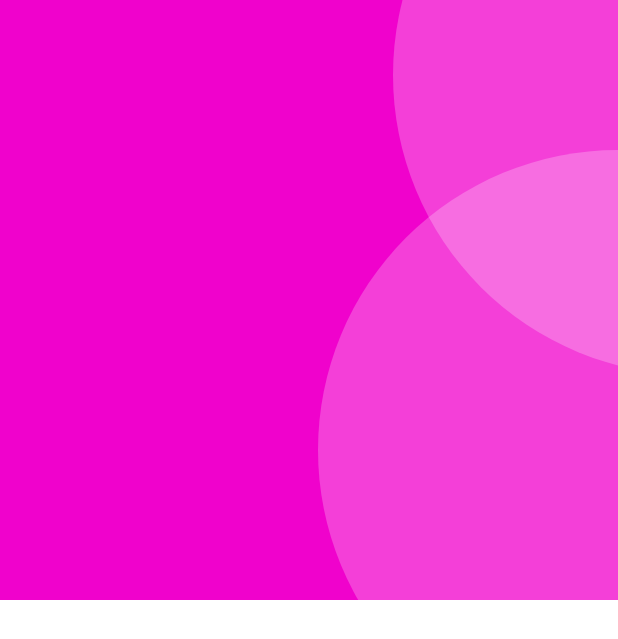
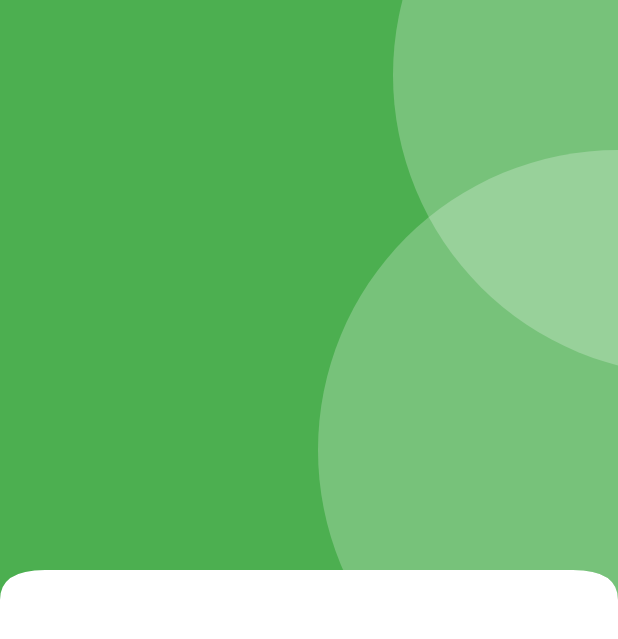
Before and after one commit to hrikhan/shop_bd, a Flutter app: the HomeScreen screen opened directly, on a phone screen of 412 x 824 dp. Shown: the top 639 px of the screen. Run offline on Flutter 3.47's test engine with Material 3 defaults, Android fonts, the phone set to English and light mode, and no system bars; our stand-ins replace get, smooth_page_indicator.

Commit message:
custom clip path added

```diff
--- /dev/null
+++ b/lib/common/widgets/container/primary_header_container.dart
@@ -0,0 +1,48 @@
+import 'package:flutter/material.dart';
+import 'package:shop_bd/common/widgets/container/cicular_container.dart';
+import 'package:shop_bd/common/widgets/custom_shape/carve_edge_widget.dart';
+import 'package:shop_bd/utils/constant/colors.dart';
+
+class header_container extends StatelessWidget {
+  const header_container({
+    super.key,
+    required this.child,
+  });
+  final Widget child;
+  @override
+  Widget build(BuildContext context) {
+    return custom_edge_widgets(
+      child: Container(
+        color: ShopColors.primaryColor,
+        padding: EdgeInsets.all(0),
+        child: SizedBox(
+          height: 400,
+          child:
+
+              ///remember if ssize is infinite error occured
+
+              Stack(
+            children: [
+              //background custom shape
+              Positioned(
+                top: -150,
+                right: -250,
+                child: circular_container(
+                  backgroundcolor: Colors.white24,
+                ),
+              ),
+              Positioned(
+                top: 100,
+                right: -200,
+                child: circular_container(
+                  backgroundcolor: Colors.white24,
+                ),
+              ),
+              child
+            ],
+          ),
+        ),
+      ),
+    );
+  }
+}
--- /dev/null
+++ b/lib/common/widgets/custom_shape/carve_edge.dart
@@ -0,0 +1,31 @@
+import 'package:flutter/material.dart';
+
+class CarveEdge extends CustomClipper<Path> {
+  @override
+  Path getClip(Size size) {
+    var path = Path();
+    path.lineTo(0, size.height);
+    final firstcurve = Offset(0, size.height - 20);
+    final lastcurve = Offset(30, size.height - 20);
+    path.quadraticBezierTo(
+        firstcurve.dx, firstcurve.dy, lastcurve.dx, lastcurve.dy);
+
+    final secondfirstcurve = Offset(0, size.height - 20);
+    final secondlastcurve = Offset(size.width - 30, size.height - 20);
+    path.quadraticBezierTo(secondlastcurve.dx, secondfirstcurve.dy,
+        secondlastcurve.dx, secondlastcurve.dy);
+    final thirdfirstcurve = Offset(size.width, size.height - 20);
+    final thirdlastcurve = Offset(size.width, size.height);
+    path.quadraticBezierTo(thirdfirstcurve.dx, thirdfirstcurve.dy,
+        thirdlastcurve.dx, thirdlastcurve.dy);
+
+    path.lineTo(size.width, 0);
+    path.close();
+    return path;
+  }
+
+  @override
+  bool shouldReclip(covariant CustomClipper oldClipper) {
+    return true;
+  }
+}
--- /dev/null
+++ b/lib/common/widgets/custom_shape/carve_edge_widget.dart
@@ -0,0 +1,17 @@
+import 'package:flutter/material.dart';
+import 'package:shop_bd/common/widgets/custom_shape/carve_edge.dart';
+
+class custom_edge_widgets extends StatelessWidget {
+  const custom_edge_widgets({
+    super.key, required this.child,
+  });
+  final Widget child;
+
+  @override
+  Widget build(BuildContext context) {
+    return ClipPath(
+              clipper: CarveEdge(),
+      child: child,
+    );
+  }
+}
--- a/lib/features/shop/screens/home_screen.dart
+++ b/lib/features/shop/screens/home_screen.dart
@@ -1,6 +1,6 @@
 import 'package:flutter/material.dart';
-import 'package:shop_bd/common/widgets/container/cicular_container.dart';
-import 'package:shop_bd/utils/constant/colors.dart';
+
+import 'package:shop_bd/common/widgets/container/primary_header_container.dart';
 
 class HomeScreen extends StatelessWidget {
   const HomeScreen({super.key});
@@ -10,33 +10,7 @@ class HomeScreen extends StatelessWidget {
     return Scaffold(
       body: SingleChildScrollView(
         child: Column(
-          children: [
-            Container(
-              color: ShopColors.primaryColor,
-              padding: EdgeInsets.all(0),
-              child: SizedBox(
-                height: 400,
-                child: Stack(
-                  children: [
-                    Positioned(
-                      top: -150,
-                      right: -250,
-                      child: circular_container(
-                        backgroundcolor: Colors.white24,
-                      ),
-                    ),
-                    Positioned(
-                      top: 100,
-                      right: -200,
-                      child: circular_container(
-                        backgroundcolor: Colors.white24,
-                      ),
-                    ),
-                  ],
-                ),
-              ),
-            )
-          ],
+          children: [header_container(child: Container())],
         ),
       ),
     );
--- a/lib/utils/constant/colors.dart
+++ b/lib/utils/constant/colors.dart
@@ -2,7 +2,7 @@ import 'package:flutter/material.dart';
 
 class ShopColors {
   ShopColors._();
-  static const Color primaryColor = Color.fromARGB(255, 240, 2, 204);
+  static const Color primaryColor = Colors.green;
   // Light Theme Colors
   static const Color lightPrimaryColor = Color(0xFF4B868F);
   static const Color lightSecondaryColor = Color(0xFFA3D5D3);
```
